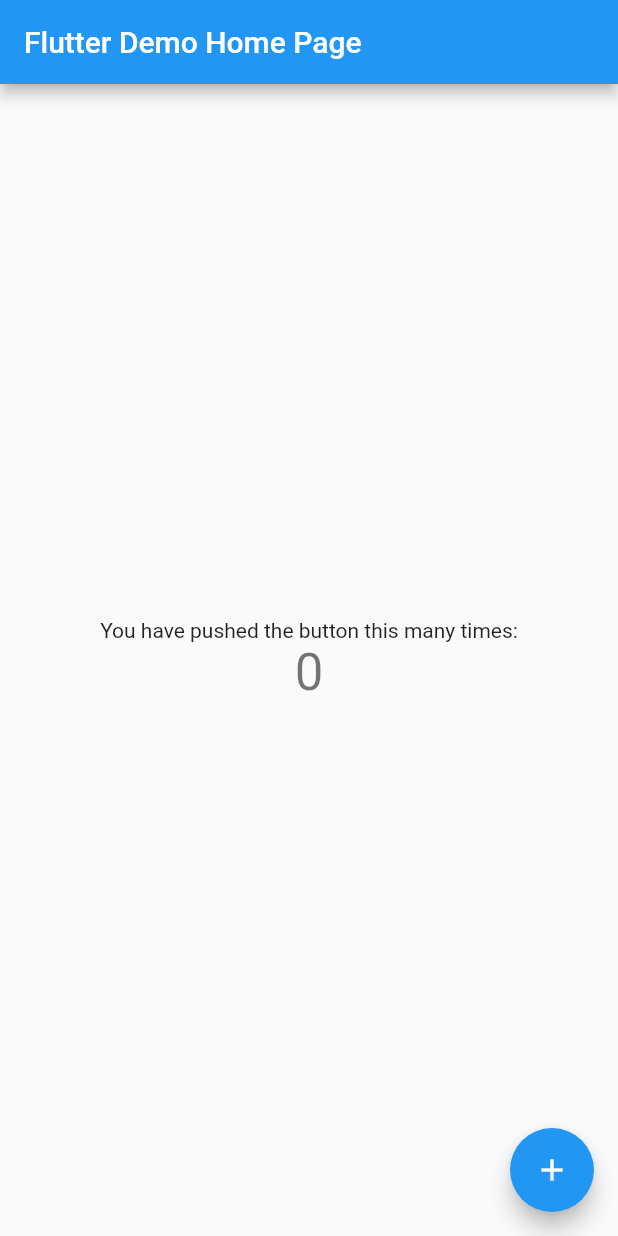
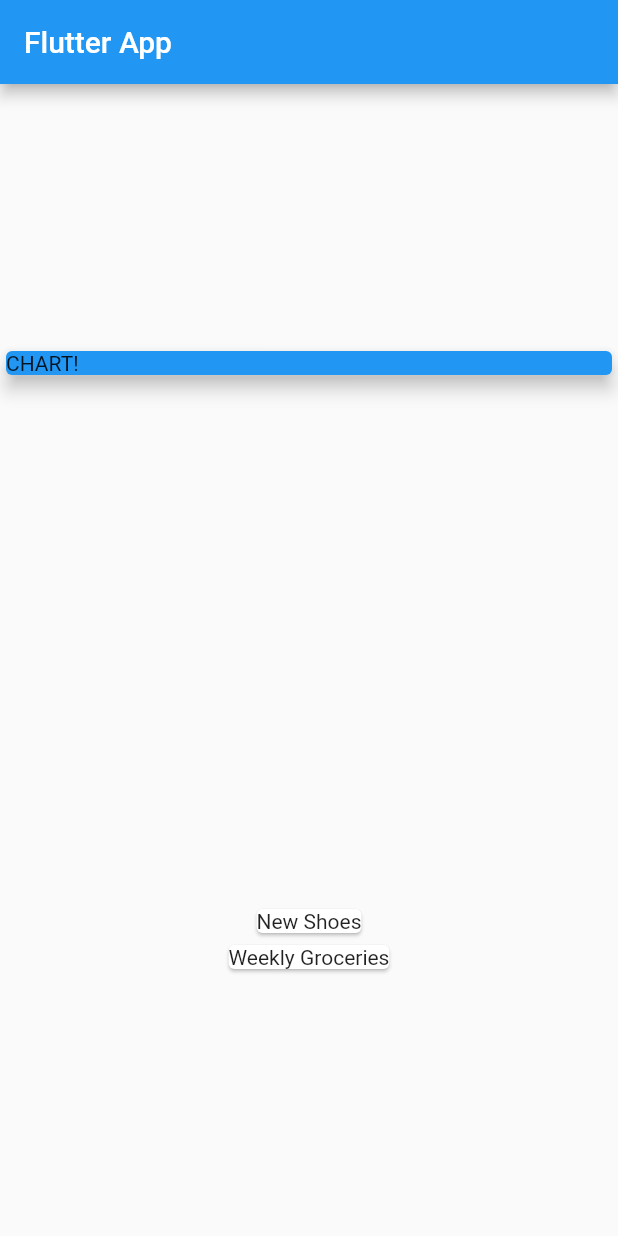
Before and after one commit to ditateum/planning_app_basic, a Flutter app: the screen it shows after launch, on a phone screen of 412 x 824 dp. Run offline on Flutter 3.47's test engine with Material 2 defaults, Android fonts, the phone set to English and light mode, and no system bars.

Commit message:
combining widgets, add Transaction class, and mapping data into widgets

```diff
--- a/lib/main.dart
+++ b/lib/main.dart
@@ -1,4 +1,6 @@
 import 'package:flutter/material.dart';
+
+import './transaction.dart';
 
 void main() {
   runApp(const MyApp());
@@ -7,109 +9,65 @@
 class MyApp extends StatelessWidget {
   const MyApp({Key? key}) : super(key: key);
 
-  // This widget is the root of your application.
   @override
   Widget build(BuildContext context) {
-    return MaterialApp(
+    return const MaterialApp(
       title: 'Flutter Demo',
-      theme: ThemeData(
-        // This is the theme of your application.
-        //
-        // Try running your application with "flutter run". You'll see the
-        // application has a blue toolbar. Then, without quitting the app, try
-        // changing the primarySwatch below to Colors.green and then invoke
-        // "hot reload" (press "r" in the console where you ran "flutter run",
-        // or simply save your changes to "hot reload" in a Flutter IDE).
-        // Notice that the counter didn't reset back to zero; the application
-        // is not restarted.
-        primarySwatch: Colors.blue,
-      ),
-      home: const MyHomePage(title: 'Flutter Demo Home Page'),
+      home: MyHomePage(),
     );
   }
 }
 
 class MyHomePage extends StatefulWidget {
-  const MyHomePage({Key? key, required this.title}) : super(key: key);
-
-  // This widget is the home page of your application. It is stateful, meaning
-  // that it has a State object (defined below) that contains fields that affect
-  // how it looks.
-
-  // This class is the configuration for the state. It holds the values (in this
-  // case the title) provided by the parent (in this case the App widget) and
-  // used by the build method of the State. Fields in a Widget subclass are
-  // always marked "final".
-
-  final String title;
+  const MyHomePage({Key? key}) : super(key: key);
 
   @override
   State<MyHomePage> createState() => _MyHomePageState();
 }
 
 class _MyHomePageState extends State<MyHomePage> {
-  int _counter = 0;
-
-  void _incrementCounter() {
-    setState(() {
-      // This call to setState tells the Flutter framework that something has
-      // changed in this State, which causes it to rerun the build method below
-      // so that the display can reflect the updated values. If we changed
-      // _counter without calling setState(), then the build method would not be
-      // called again, and so nothing would appear to happen.
-      _counter++;
-    });
-  }
+  final List<Transaction> transactions = [
+    Transaction(
+      id: "t1",
+      title: "New Shoes",
+      amount: 69.99,
+      date: DateTime.now(),
+    ),
+    Transaction(
+      id: "t2",
+      title: "Weekly Groceries",
+      amount: 19.99,
+      date: DateTime.now(),
+    ),
+  ];
 
   @override
   Widget build(BuildContext context) {
-    // This method is rerun every time setState is called, for instance as done
-    // by the _incrementCounter method above.
-    //
-    // The Flutter framework has been optimized to make rerunning build methods
-    // fast, so that you can just rebuild anything that needs updating rather
-    // than having to individually change instances of widgets.
     return Scaffold(
       appBar: AppBar(
-        // Here we take the value from the MyHomePage object that was created by
-        // the App.build method, and use it to set our appbar title.
-        title: Text(widget.title),
+        title: const Text("Flutter App"),
       ),
-      body: Center(
-        // Center is a layout widget. It takes a single child and positions it
-        // in the middle of the parent.
-        child: Column(
-          // Column is also a layout widget. It takes a list of children and
-          // arranges them vertically. By default, it sizes itself to fit its
-          // children horizontally, and tries to be as tall as its parent.
-          //
-          // Invoke "debug painting" (press "p" in the console, choose the
-          // "Toggle Debug Paint" action from the Flutter Inspector in Android
-          // Studio, or the "Toggle Debug Paint" command in Visual Studio Code)
-          // to see the wireframe for each widget.
-          //
-          // Column has various properties to control how it sizes itself and
-          // how it positions its children. Here we use mainAxisAlignment to
-          // center the children vertically; the main axis here is the vertical
-          // axis because Columns are vertical (the cross axis would be
-          // horizontal).
-          mainAxisAlignment: MainAxisAlignment.center,
-          children: <Widget>[
-            const Text(
-              'You have pushed the button this many times:',
+      body: Column(
+        mainAxisAlignment: MainAxisAlignment.spaceAround,
+        crossAxisAlignment: CrossAxisAlignment.stretch,
+        children: [
+          Container(
+            width: double.infinity,
+            child: Card(
+              color: Colors.blue,
+              child: Text("CHART!"),
+              elevation: 5,
             ),
-            Text(
-              '$_counter',
-              style: Theme.of(context).textTheme.headline4,
-            ),
-          ],
-        ),
+          ),
+          Column(
+            children: transactions.map((tx) {
+              return Card(
+                child: Text(tx.title),
+              );
+            }).toList(),
+          ),
+        ],
       ),
-      floatingActionButton: FloatingActionButton(
-        onPressed: _incrementCounter,
-        tooltip: 'Increment',
-        child: const Icon(Icons.add),
-      ), // This trailing comma makes auto-formatting nicer for build methods.
     );
   }
 }
--- /dev/null
+++ b/lib/transaction.dart
@@ -0,0 +1,13 @@
+class Transaction {
+  final String id;
+  final String title;
+  final double amount;
+  final DateTime date;
+
+  Transaction({
+    required this.id,
+    required this.title,
+    required this.amount,
+    required this.date,
+  });
+}
```
